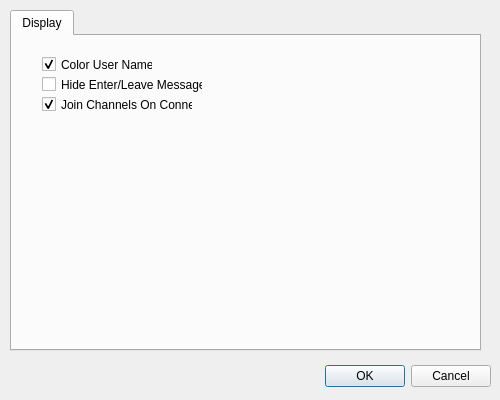
technicallyerik/WIRK, file preferences.ui: the form before one commit.
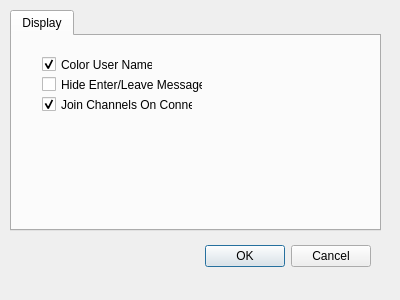
The form after the commit.

Commit message: Made global level preferences box dimensions closer to channel settings box

Diff of the .ui file:
```diff
--- a/preferences.ui
+++ b/preferences.ui
@@ -6,8 +6,8 @@
    <rect>
     <x>0</x>
     <y>0</y>
-    <width>500</width>
-    <height>400</height>
+    <width>400</width>
+    <height>300</height>
    </rect>
   </property>
   <property name="windowTitle">
@@ -16,9 +16,9 @@
   <widget class="QDialogButtonBox" name="acceptButtonBox">
    <property name="geometry">
     <rect>
-     <x>320</x>
-     <y>360</y>
-     <width>171</width>
+     <x>30</x>
+     <y>240</y>
+     <width>341</width>
      <height>32</height>
     </rect>
    </property>
@@ -34,8 +34,8 @@
     <rect>
      <x>10</x>
      <y>10</y>
-     <width>471</width>
-     <height>341</height>
+     <width>371</width>
+     <height>221</height>
     </rect>
    </property>
    <property name="currentIndex">
```
